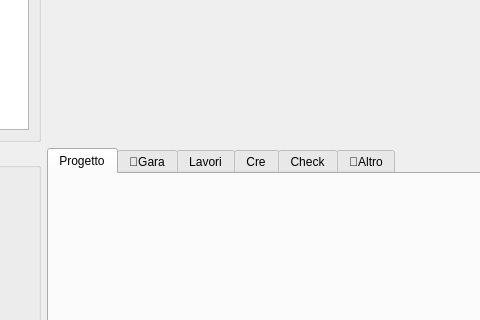
Above: schedadettaglio.ui from tarateo78/Praticometro before the change; both pictures show x 675 to 1155 and y 205 to 525 of the 1350 by 700 pixel window. Below: the same form after it.
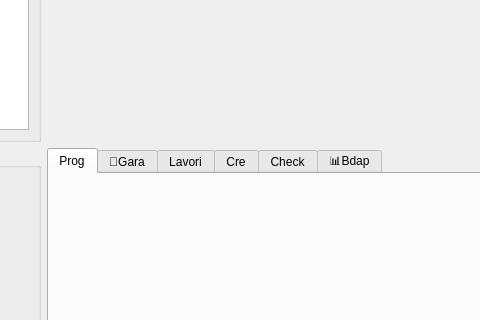
That is the form after the change. The open tabs and pages were chosen to show the change. Icons and pictures are not drawn.

Commit message: Controllo file ok

Patch:
```diff
--- a/schedadettaglio.ui
+++ b/schedadettaglio.ui
@@ -137,7 +137,7 @@
               <normaloff>:/icone/icone_32/squadra.png</normaloff>:/icone/icone_32/squadra.png</iconset>
             </attribute>
             <attribute name="title">
-             <string>Progetto</string>
+             <string>Prog</string>
             </attribute>
             <layout class="QVBoxLayout" name="verticalLayout_3">
              <item>
@@ -239,7 +239,7 @@
            </widget>
            <widget class="QWidget" name="tabAltro">
             <attribute name="title">
-             <string>🚽Altro</string>
+             <string>📊Bdap</string>
             </attribute>
             <layout class="QVBoxLayout" name="verticalLayout_6">
              <item>
```
Left out of the diff: 2 changed lines with no effect on the pictures.
